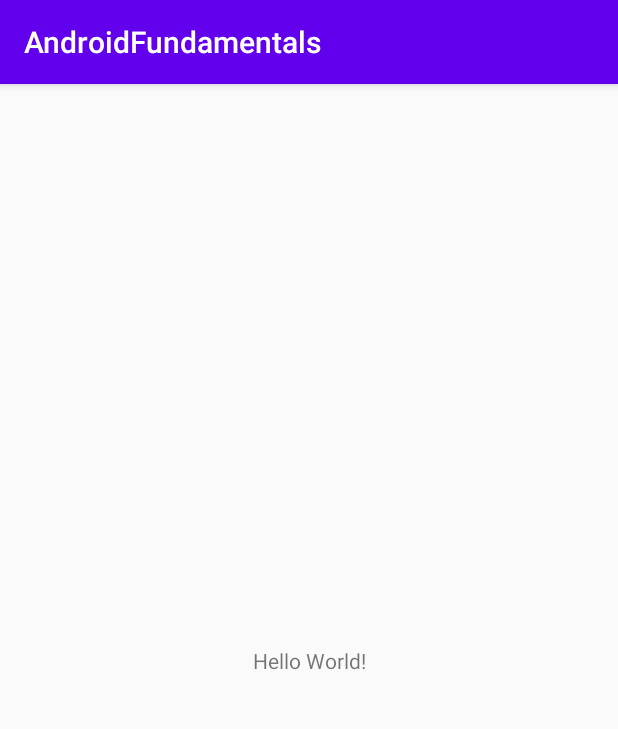
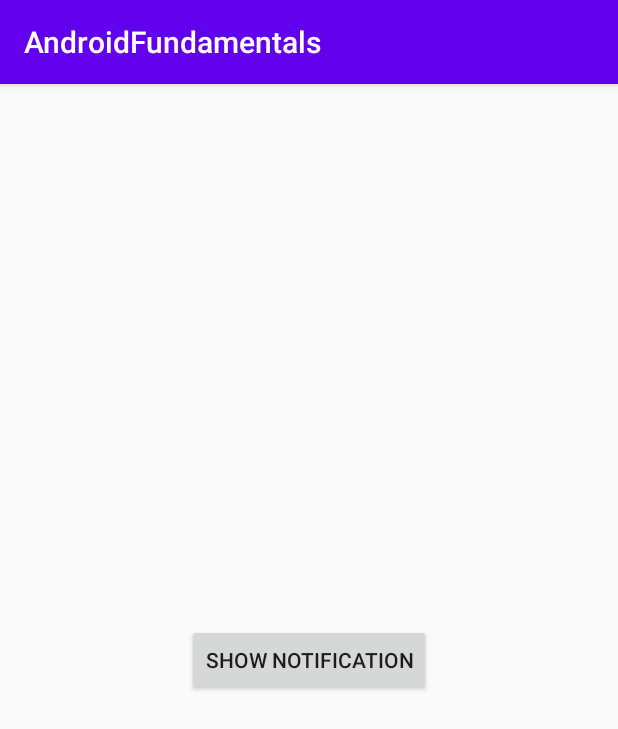
Before and after one commit to vilfrack/AndroidBasic, an Android app: the screen it shows after launch (MainActivity), on a phone screen of 412 x 824 dp. Shown: the top 729 px of the screen. Run offline under Robolectric (Android 15) with nearby library versions, the phone set to English and light mode, and no system bars.

Commit message:
Notifications

```diff
--- a/app/src/main/java/com/androidfundamentals/MainActivity.kt
+++ b/app/src/main/java/com/androidfundamentals/MainActivity.kt
@@ -1,16 +1,62 @@
 package com.androidfundamentals
 
+import android.app.NotificationChannel
+import android.app.NotificationManager
+import android.app.PendingIntent
+import android.app.TaskStackBuilder
+import android.content.Context
+import android.content.Intent
+import android.graphics.Color
+import android.os.Build
 import androidx.appcompat.app.AppCompatActivity
 import android.os.Bundle
 import android.util.Log
+import androidx.core.app.NotificationCompat
+import androidx.core.app.NotificationManagerCompat
+import kotlinx.android.synthetic.main.activity_main.*
 import java.util.*
 import kotlin.math.log
 
 class MainActivity : AppCompatActivity() {
+
+    val CHANNE_ID = "channelID"
+    val CHANNEL_NAME = "channelName"
+    val NOTIFICATION_ID = 0
+
     override fun onCreate(savedInstanceState: Bundle?) {
         super.onCreate(savedInstanceState)
         setContentView(R.layout.activity_main)
+        createNotificationChannel()
+        //ESTE CODIGO PERMITE QUE CUANDO LLEGUE LA NOTIFICACION, AL HACERLE CLICK NOS LLEVE NUEVAMENTE A LA APP
+        val intent = Intent(this, MainActivity::class.java)
+        val pendingIntent= TaskStackBuilder.create(this).run {
+            addNextIntentWithParentStack(intent)
+            getPendingIntent(0,PendingIntent.FLAG_UPDATE_CURRENT)
+        }
+        //-------------------------------------------------------------------------------------------------------
+        val notification = NotificationCompat.Builder(this,CHANNE_ID)
+            .setContentTitle("Awesome notification")
+            .setContentText("This is the content text")
+            .setSmallIcon(R.drawable.ic_start)
+            .setPriority(NotificationCompat.PRIORITY_HIGH)
+            .setContentIntent(pendingIntent)
+            .build()
 
+        val notificationMnager = NotificationManagerCompat.from(this)
+        btnShowNotification.setOnClickListener {
+            notificationMnager.notify(NOTIFICATION_ID, notification)
+        }
+    }
+    fun createNotificationChannel(){
+        if(Build.VERSION.SDK_INT >= Build.VERSION_CODES.O){
+            val channel = NotificationChannel(CHANNE_ID,CHANNEL_NAME,
+                NotificationManager.IMPORTANCE_DEFAULT).apply {
+                lightColor = Color.GREEN
+                enableLights(true)
+            }
+            val manager = getSystemService(Context.NOTIFICATION_SERVICE) as NotificationManager
+            manager.createNotificationChannel(channel)
+        }
     }
 
 
--- /dev/null
+++ b/app/src/main/res/drawable-anydpi/ic_start.xml
@@ -0,0 +1,11 @@
+<vector xmlns:android="http://schemas.android.com/apk/res/android"
+    android:width="24dp"
+    android:height="24dp"
+    android:viewportWidth="24"
+    android:viewportHeight="24"
+    android:tint="#000000"
+    android:alpha="0.8">
+  <path
+      android:fillColor="@android:color/white"
+      android:pathData="M12,17.27L18.18,21l-1.64,-7.03L22,9.24l-7.19,-0.61L12,2 9.19,8.63 2,9.24l5.46,4.73L5.82,21z"/>
+</vector>
--- a/app/src/main/res/layout/activity_main.xml
+++ b/app/src/main/res/layout/activity_main.xml
@@ -6,13 +6,14 @@
     android:layout_height="match_parent"
     tools:context=".MainActivity">
 
-    <TextView
+    <Button
+        android:id="@+id/btnShowNotification"
         android:layout_width="wrap_content"
         android:layout_height="wrap_content"
-        android:text="Hello World!"
+        android:text="Show Notification"
         app:layout_constraintBottom_toBottomOf="parent"
-        app:layout_constraintLeft_toLeftOf="parent"
-        app:layout_constraintRight_toRightOf="parent"
+        app:layout_constraintEnd_toEndOf="parent"
+        app:layout_constraintHorizontal_bias="0.5"
+        app:layout_constraintStart_toStartOf="parent"
         app:layout_constraintTop_toTopOf="parent" />
-
 </androidx.constraintlayout.widget.ConstraintLayout>
```
Also changed, not shown: app/src/main/res/drawable-hdpi/ic_start.png (added), app/src/main/res/drawable-mdpi/ic_start.png (added), app/src/main/res/drawable-xhdpi/ic_start.png (added), app/src/main/res/drawable-xxhdpi/ic_start.png (added).
